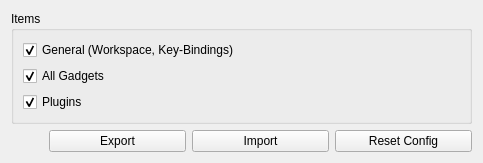
Before: the Qt Designer form ground/openpilotgcs/src/plugins/importexport/importexportgadgetwidget.ui in openpilot/OpenPilot, drawn with Qt 5.
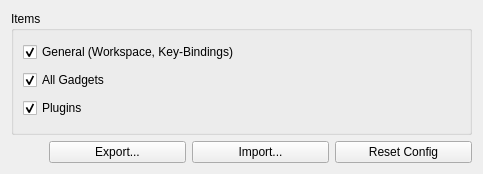
After: the same form once the commit is applied. Icons and pictures are not drawn.

Commit message: Add "..." on import and export buttons

The edit to the form file:
```diff
--- a/ground/openpilotgcs/src/plugins/importexport/importexportgadgetwidget.ui
+++ b/ground/openpilotgcs/src/plugins/importexport/importexportgadgetwidget.ui
@@ -7,7 +7,7 @@
     <x>0</x>
     <y>0</y>
     <width>483</width>
-    <height>154</height>
+    <height>174</height>
    </rect>
   </property>
   <property name="windowTitle">
@@ -89,7 +89,7 @@
           <string>Export the GCS settings selected in the checkboxes above.</string>
          </property>
          <property name="text">
-          <string>Export</string>
+          <string>Export...</string>
          </property>
         </widget>
        </item>
@@ -99,7 +99,7 @@
           <string>Import settings from the config file, only for the items checked above.</string>
          </property>
          <property name="text">
-          <string>Import</string>
+          <string>Import...</string>
          </property>
         </widget>
        </item>
```
